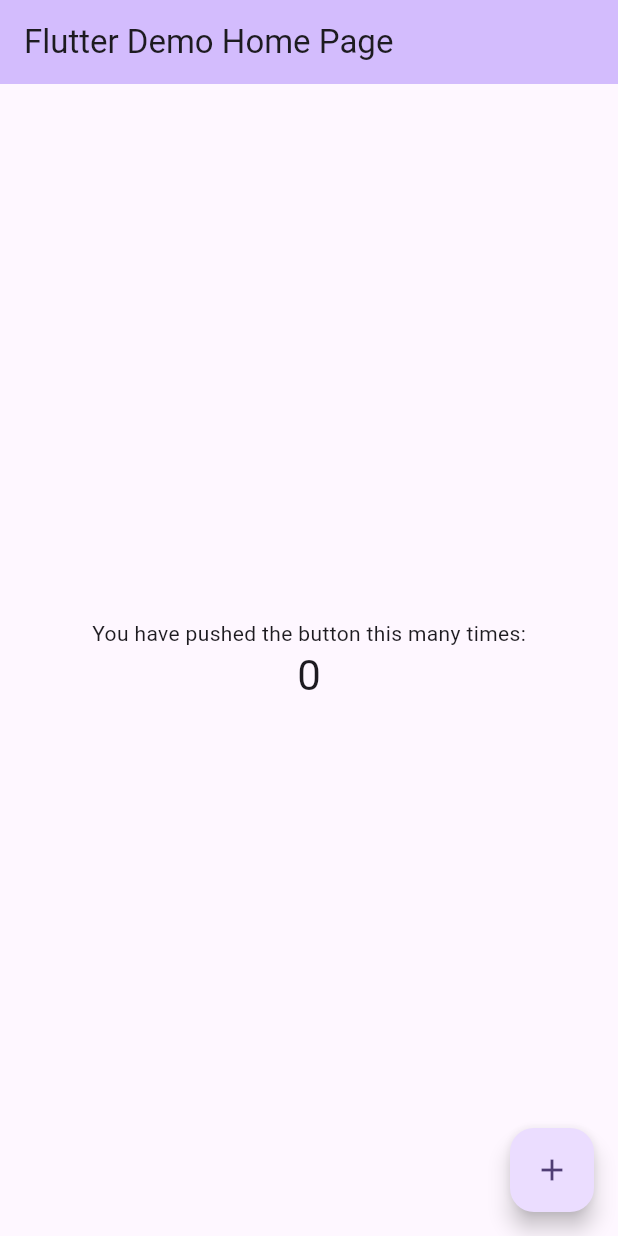
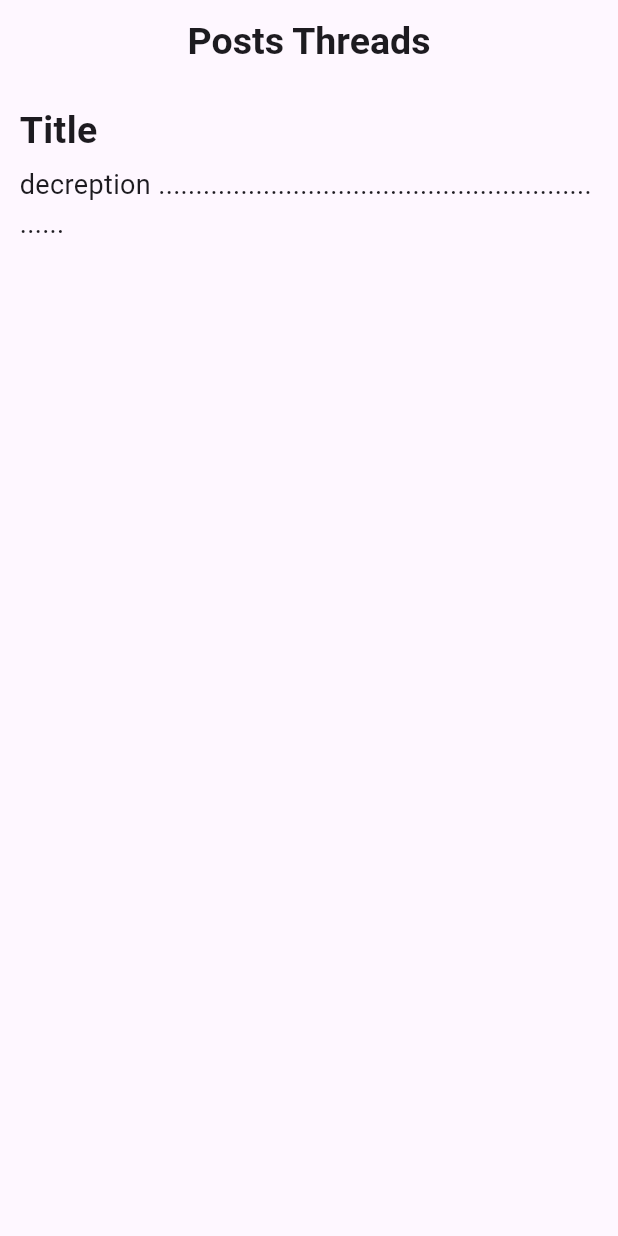
Before and after one commit to m7mdragab74/posts-app, a Flutter app: the screen it shows after launch, on a phone screen of 412 x 824 dp. Run offline on Flutter 3.47's test engine with Material 3 defaults, Android fonts, the phone set to English and light mode, and no system bars.

Commit message:
done create ui

```diff
--- a/lib/main.dart
+++ b/lib/main.dart
@@ -1,125 +1,18 @@
 import 'package:flutter/material.dart';
+import 'package:posts_app/views/home.dart';
 
 void main() {
-  runApp(const MyApp());
+  runApp(PostsApp());
 }
 
-class MyApp extends StatelessWidget {
-  const MyApp({super.key});
+class PostsApp extends StatelessWidget {
+  const PostsApp({super.key});
 
-  // This widget is the root of your application.
   @override
   Widget build(BuildContext context) {
     return MaterialApp(
-      title: 'Flutter Demo',
-      theme: ThemeData(
-        // This is the theme of your application.
-        //
-        // TRY THIS: Try running your application with "flutter run". You'll see
-        // the application has a purple toolbar. Then, without quitting the app,
-        // try changing the seedColor in the colorScheme below to Colors.green
-        // and then invoke "hot reload" (save your changes or press the "hot
-        // reload" button in a Flutter-supported IDE, or press "r" if you used
-        // the command line to start the app).
-        //
-        // Notice that the counter didn't reset back to zero; the application
-        // state is not lost during the reload. To reset the state, use hot
-        // restart instead.
-        //
-        // This works for code too, not just values: Most code changes can be
-        // tested with just a hot reload.
-        colorScheme: ColorScheme.fromSeed(seedColor: Colors.deepPurple),
-        useMaterial3: true,
-      ),
-      home: const MyHomePage(title: 'Flutter Demo Home Page'),
+      debugShowCheckedModeBanner: false,
+      home: HomePage(),
     );
   }
 }
-
-class MyHomePage extends StatefulWidget {
-  const MyHomePage({super.key, required this.title});
-
-  // This widget is the home page of your application. It is stateful, meaning
-  // that it has a State object (defined below) that contains fields that affect
-  // how it looks.
-
-  // This class is the configuration for the state. It holds the values (in this
-  // case the title) provided by the parent (in this case the App widget) and
-  // used by the build method of the State. Fields in a Widget subclass are
-  // always marked "final".
-
-  final String title;
-
-  @override
-  State<MyHomePage> createState() => _MyHomePageState();
-}
-
-class _MyHomePageState extends State<MyHomePage> {
-  int _counter = 0;
-
-  void _incrementCounter() {
-    setState(() {
-      // This call to setState tells the Flutter framework that something has
-      // changed in this State, which causes it to rerun the build method below
-      // so that the display can reflect the updated values. If we changed
-      // _counter without calling setState(), then the build method would not be
-      // called again, and so nothing would appear to happen.
-      _counter++;
-    });
-  }
-
-  @override
-  Widget build(BuildContext context) {
-    // This method is rerun every time setState is called, for instance as done
-    // by the _incrementCounter method above.
-    //
-    // The Flutter framework has been optimized to make rerunning build methods
-    // fast, so that you can just rebuild anything that needs updating rather
-    // than having to individually change instances of widgets.
-    return Scaffold(
-      appBar: AppBar(
-        // TRY THIS: Try changing the color here to a specific color (to
-        // Colors.amber, perhaps?) and trigger a hot reload to see the AppBar
-        // change color while the other colors stay the same.
-        backgroundColor: Theme.of(context).colorScheme.inversePrimary,
-        // Here we take the value from the MyHomePage object that was created by
-        // the App.build method, and use it to set our appbar title.
-        title: Text(widget.title),
-      ),
-      body: Center(
-        // Center is a layout widget. It takes a single child and positions it
-        // in the middle of the parent.
-        child: Column(
-          // Column is also a layout widget. It takes a list of children and
-          // arranges them vertically. By default, it sizes itself to fit its
-          // children horizontally, and tries to be as tall as its parent.
-          //
-          // Column has various properties to control how it sizes itself and
-          // how it positions its children. Here we use mainAxisAlignment to
-          // center the children vertically; the main axis here is the vertical
-          // axis because Columns are vertical (the cross axis would be
-          // horizontal).
-          //
-          // TRY THIS: Invoke "debug painting" (choose the "Toggle Debug Paint"
-          // action in the IDE, or press "p" in the console), to see the
-          // wireframe for each widget.
-          mainAxisAlignment: MainAxisAlignment.center,
-          children: <Widget>[
-            const Text(
-              'You have pushed the button this many times:',
-            ),
-            Text(
-              '$_counter',
-              style: Theme.of(context).textTheme.headlineMedium,
-            ),
-          ],
-        ),
-      ),
-      floatingActionButton: FloatingActionButton(
-        onPressed: _incrementCounter,
-        tooltip: 'Increment',
-        child: const Icon(Icons.add),
-      ), // This trailing comma makes auto-formatting nicer for build methods.
-    );
-  }
-}
--- /dev/null
+++ b/lib/views/home.dart
@@ -0,0 +1,48 @@
+import 'package:flutter/material.dart';
+
+class HomePage extends StatelessWidget {
+  const HomePage({super.key});
+
+  @override
+  Widget build(BuildContext context) {
+    return Scaffold(
+      appBar: AppBar(
+        centerTitle: true,
+        title: Text(
+          'Posts Threads',
+          style: TextStyle(
+            fontWeight: FontWeight.bold,
+            fontSize: 25,
+          ),
+        ),
+      ),
+      body: Padding(
+        padding: const EdgeInsets.all(13),
+        child: Column(
+          mainAxisAlignment: MainAxisAlignment.start,
+          crossAxisAlignment: CrossAxisAlignment.start,
+          children: [
+            Text(
+              'Title',
+              style: TextStyle(
+                fontWeight: FontWeight.bold,
+                fontSize: 25,
+              ),
+            ),
+            SizedBox(
+              height: 5,
+            ),
+            Text(
+              'decreption ................................................................',
+              overflow: TextOverflow.ellipsis,
+              maxLines: 5,
+              style: TextStyle(
+                fontSize: 18,
+              ),
+            )
+          ],
+        ),
+      ),
+    );
+  }
+}
```
Also changed, not shown: 1 other file.
